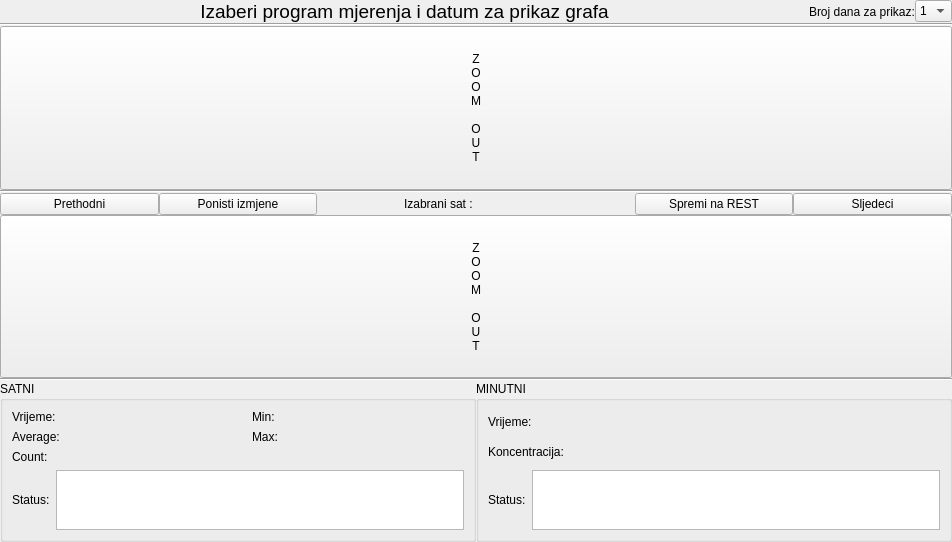
The window that app/view/ui_files/konc_graf_panel.ui (kluksa/kontrola-podataka) describes before a commit, drawn with Qt 5.
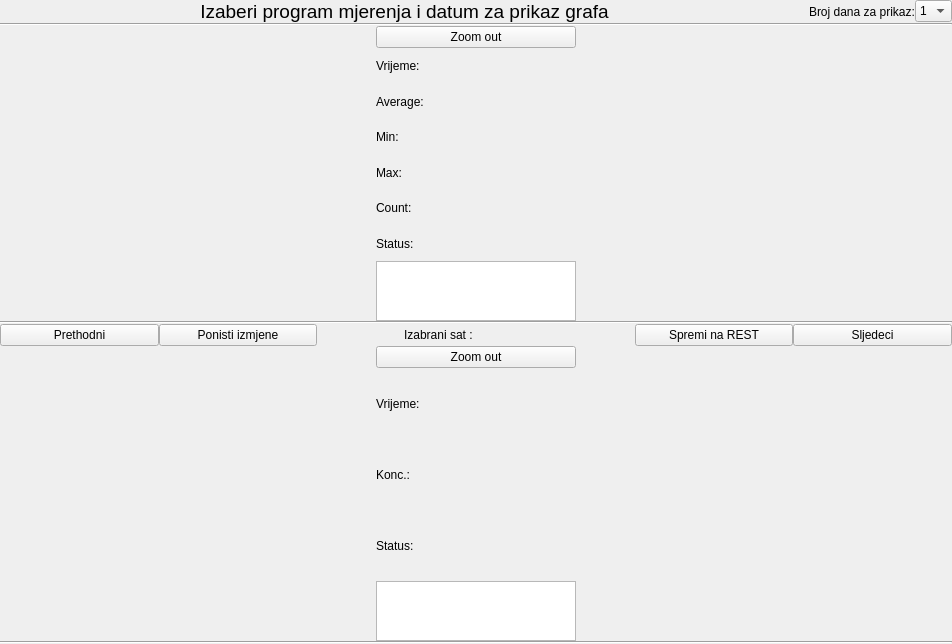
The same window after the commit.

Commit message:
korekcija gui, preformance fix
- promjena izgleda gumba za zoom out
- premjestanje podataka za satnu i minutnu tocku (vise vertikalnog
prostora za grafove)
- ubrzavanje citanja podataka u dokument. Znatno poboljsanje brzine.
-ispravak bugova (inicijalizacija legende...)

```diff
--- a/app/view/ui_files/konc_graf_panel.ui
+++ b/app/view/ui_files/konc_graf_panel.ui
@@ -7,7 +7,7 @@
     <x>0</x>
     <y>0</y>
     <width>952</width>
-    <height>542</height>
+    <height>644</height>
    </rect>
   </property>
   <property name="sizePolicy">
@@ -107,24 +107,277 @@
    <item>
     <layout class="QHBoxLayout" name="horizontalLayout_6">
      <item>
-      <widget class="QPushButton" name="zoomOutSatni">
-       <property name="sizePolicy">
-        <sizepolicy hsizetype="Minimum" vsizetype="MinimumExpanding">
-         <horstretch>0</horstretch>
-         <verstretch>0</verstretch>
-        </sizepolicy>
+      <layout class="QVBoxLayout" name="verticalLayout_4">
+       <property name="sizeConstraint">
+        <enum>QLayout::SetFixedSize</enum>
        </property>
-       <property name="text">
-        <string>Z
-O
-O
-M
-
-O
-U
-T</string>
-       </property>
-      </widget>
+       <item>
+        <widget class="QPushButton" name="zoomOutSatni">
+         <property name="sizePolicy">
+          <sizepolicy hsizetype="Minimum" vsizetype="Minimum">
+           <horstretch>0</horstretch>
+           <verstretch>0</verstretch>
+          </sizepolicy>
+         </property>
+         <property name="maximumSize">
+          <size>
+           <width>200</width>
+           <height>16777215</height>
+          </size>
+         </property>
+         <property name="text">
+          <string>Zoom out</string>
+         </property>
+        </widget>
+       </item>
+       <item>
+        <layout class="QGridLayout" name="gridLayout_3">
+         <property name="sizeConstraint">
+          <enum>QLayout::SetFixedSize</enum>
+         </property>
+         <property name="topMargin">
+          <number>0</number>
+         </property>
+         <property name="bottomMargin">
+          <number>0</number>
+         </property>
+         <item row="2" column="1">
+          <widget class="QLabel" name="satniMin">
+           <property name="sizePolicy">
+            <sizepolicy hsizetype="Fixed" vsizetype="MinimumExpanding">
+             <horstretch>0</horstretch>
+             <verstretch>0</verstretch>
+            </sizepolicy>
+           </property>
+           <property name="maximumSize">
+            <size>
+             <width>140</width>
+             <height>16777215</height>
+            </size>
+           </property>
+           <property name="text">
+            <string/>
+           </property>
+          </widget>
+         </item>
+         <item row="3" column="0">
+          <widget class="QLabel" name="label_9">
+           <property name="sizePolicy">
+            <sizepolicy hsizetype="Fixed" vsizetype="Preferred">
+             <horstretch>0</horstretch>
+             <verstretch>0</verstretch>
+            </sizepolicy>
+           </property>
+           <property name="maximumSize">
+            <size>
+             <width>60</width>
+             <height>16777215</height>
+            </size>
+           </property>
+           <property name="text">
+            <string>Max:</string>
+           </property>
+          </widget>
+         </item>
+         <item row="2" column="0">
+          <widget class="QLabel" name="label_7">
+           <property name="sizePolicy">
+            <sizepolicy hsizetype="Fixed" vsizetype="Preferred">
+             <horstretch>0</horstretch>
+             <verstretch>0</verstretch>
+            </sizepolicy>
+           </property>
+           <property name="maximumSize">
+            <size>
+             <width>60</width>
+             <height>16777215</height>
+            </size>
+           </property>
+           <property name="text">
+            <string>Min:</string>
+           </property>
+          </widget>
+         </item>
+         <item row="0" column="1">
+          <widget class="QLabel" name="satniVrijeme">
+           <property name="sizePolicy">
+            <sizepolicy hsizetype="Fixed" vsizetype="MinimumExpanding">
+             <horstretch>0</horstretch>
+             <verstretch>0</verstretch>
+            </sizepolicy>
+           </property>
+           <property name="maximumSize">
+            <size>
+             <width>140</width>
+             <height>16777215</height>
+            </size>
+           </property>
+           <property name="text">
+            <string/>
+           </property>
+          </widget>
+         </item>
+         <item row="4" column="1">
+          <widget class="QLabel" name="satniCount">
+           <property name="sizePolicy">
+            <sizepolicy hsizetype="Fixed" vsizetype="MinimumExpanding">
+             <horstretch>0</horstretch>
+             <verstretch>0</verstretch>
+            </sizepolicy>
+           </property>
+           <property name="maximumSize">
+            <size>
+             <width>140</width>
+             <height>16777215</height>
+            </size>
+           </property>
+           <property name="text">
+            <string/>
+           </property>
+          </widget>
+         </item>
+         <item row="0" column="0">
+          <widget class="QLabel" name="label_4">
+           <property name="sizePolicy">
+            <sizepolicy hsizetype="Fixed" vsizetype="Preferred">
+             <horstretch>0</horstretch>
+             <verstretch>0</verstretch>
+            </sizepolicy>
+           </property>
+           <property name="maximumSize">
+            <size>
+             <width>60</width>
+             <height>16777215</height>
+            </size>
+           </property>
+           <property name="text">
+            <string>Vrijeme:</string>
+           </property>
+          </widget>
+         </item>
+         <item row="4" column="0">
+          <widget class="QLabel" name="label_12">
+           <property name="sizePolicy">
+            <sizepolicy hsizetype="Fixed" vsizetype="MinimumExpanding">
+             <horstretch>0</horstretch>
+             <verstretch>0</verstretch>
+            </sizepolicy>
+           </property>
+           <property name="maximumSize">
+            <size>
+             <width>60</width>
+             <height>16777215</height>
+            </size>
+           </property>
+           <property name="text">
+            <string>Count:</string>
+           </property>
+          </widget>
+         </item>
+         <item row="3" column="1">
+          <widget class="QLabel" name="satniMax">
+           <property name="sizePolicy">
+            <sizepolicy hsizetype="Fixed" vsizetype="MinimumExpanding">
+             <horstretch>0</horstretch>
+             <verstretch>0</verstretch>
+            </sizepolicy>
+           </property>
+           <property name="maximumSize">
+            <size>
+             <width>140</width>
+             <height>16777215</height>
+            </size>
+           </property>
+           <property name="text">
+            <string/>
+           </property>
+          </widget>
+         </item>
+         <item row="5" column="0">
+          <widget class="QLabel" name="label_2">
+           <property name="sizePolicy">
+            <sizepolicy hsizetype="Fixed" vsizetype="MinimumExpanding">
+             <horstretch>0</horstretch>
+             <verstretch>0</verstretch>
+            </sizepolicy>
+           </property>
+           <property name="maximumSize">
+            <size>
+             <width>60</width>
+             <height>16777215</height>
+            </size>
+           </property>
+           <property name="text">
+            <string>Status:</string>
+           </property>
+          </widget>
+         </item>
+         <item row="1" column="0">
+          <widget class="QLabel" name="label_6">
+           <property name="sizePolicy">
+            <sizepolicy hsizetype="Fixed" vsizetype="Preferred">
+             <horstretch>0</horstretch>
+             <verstretch>0</verstretch>
+            </sizepolicy>
+           </property>
+           <property name="maximumSize">
+            <size>
+             <width>60</width>
+             <height>16777215</height>
+            </size>
+           </property>
+           <property name="text">
+            <string>Average:</string>
+           </property>
+          </widget>
+         </item>
+         <item row="1" column="1">
+          <widget class="QLabel" name="satniAverage">
+           <property name="sizePolicy">
+            <sizepolicy hsizetype="Fixed" vsizetype="MinimumExpanding">
+             <horstretch>0</horstretch>
+             <verstretch>0</verstretch>
+            </sizepolicy>
+           </property>
+           <property name="maximumSize">
+            <size>
+             <width>140</width>
+             <height>16777215</height>
+            </size>
+           </property>
+           <property name="text">
+            <string/>
+           </property>
+          </widget>
+         </item>
+        </layout>
+       </item>
+       <item>
+        <widget class="QPlainTextEdit" name="satniStatus">
+         <property name="sizePolicy">
+          <sizepolicy hsizetype="Minimum" vsizetype="MinimumExpanding">
+           <horstretch>0</horstretch>
+           <verstretch>0</verstretch>
+          </sizepolicy>
+         </property>
+         <property name="minimumSize">
+          <size>
+           <width>0</width>
+           <height>60</height>
+          </size>
+         </property>
+         <property name="maximumSize">
+          <size>
+           <width>200</width>
+           <height>60</height>
+          </size>
+         </property>
+         <property name="readOnly">
+          <bool>true</bool>
+         </property>
+        </widget>
+       </item>
+      </layout>
      </item>
      <item>
       <layout class="QVBoxLayout" name="verticalLayoutSatni">
@@ -197,36 +450,169 @@
    <item>
     <layout class="QHBoxLayout" name="horizontalLayout_7">
      <item>
-      <widget class="QPushButton" name="zoomOutMinutni">
-       <property name="sizePolicy">
-        <sizepolicy hsizetype="Minimum" vsizetype="MinimumExpanding">
-         <horstretch>0</horstretch>
-         <verstretch>0</verstretch>
-        </sizepolicy>
-       </property>
-       <property name="autoFillBackground">
-        <bool>false</bool>
-       </property>
-       <property name="text">
-        <string>Z
-O
-O
-M
-
-O
-U
-T</string>
-       </property>
-       <property name="autoDefault">
-        <bool>false</bool>
-       </property>
-       <property name="default">
-        <bool>false</bool>
-       </property>
-       <property name="flat">
-        <bool>false</bool>
-       </property>
-      </widget>
+      <layout class="QVBoxLayout" name="verticalLayout_2">
+       <item>
+        <widget class="QPushButton" name="zoomOutMinutni">
+         <property name="sizePolicy">
+          <sizepolicy hsizetype="Fixed" vsizetype="Fixed">
+           <horstretch>0</horstretch>
+           <verstretch>0</verstretch>
+          </sizepolicy>
+         </property>
+         <property name="maximumSize">
+          <size>
+           <width>200</width>
+           <height>16777215</height>
+          </size>
+         </property>
+         <property name="autoFillBackground">
+          <bool>false</bool>
+         </property>
+         <property name="text">
+          <string>Zoom out</string>
+         </property>
+         <property name="autoDefault">
+          <bool>false</bool>
+         </property>
+         <property name="default">
+          <bool>false</bool>
+         </property>
+         <property name="flat">
+          <bool>false</bool>
+         </property>
+        </widget>
+       </item>
+       <item>
+        <layout class="QGridLayout" name="gridLayout">
+         <property name="topMargin">
+          <number>0</number>
+         </property>
+         <property name="bottomMargin">
+          <number>0</number>
+         </property>
+         <item row="2" column="1">
+          <widget class="QLabel" name="minutniKoncentracija">
+           <property name="sizePolicy">
+            <sizepolicy hsizetype="Minimum" vsizetype="MinimumExpanding">
+             <horstretch>0</horstretch>
+             <verstretch>0</verstretch>
+            </sizepolicy>
+           </property>
+           <property name="maximumSize">
+            <size>
+             <width>140</width>
+             <height>16777215</height>
+            </size>
+           </property>
+           <property name="text">
+            <string/>
+           </property>
+          </widget>
+         </item>
+         <item row="2" column="0">
+          <widget class="QLabel" name="label_20">
+           <property name="sizePolicy">
+            <sizepolicy hsizetype="Minimum" vsizetype="MinimumExpanding">
+             <horstretch>0</horstretch>
+             <verstretch>0</verstretch>
+            </sizepolicy>
+           </property>
+           <property name="maximumSize">
+            <size>
+             <width>60</width>
+             <height>16777215</height>
+            </size>
+           </property>
+           <property name="text">
+            <string>Konc.:</string>
+           </property>
+          </widget>
+         </item>
+         <item row="3" column="0">
+          <widget class="QLabel" name="label_16">
+           <property name="sizePolicy">
+            <sizepolicy hsizetype="Minimum" vsizetype="MinimumExpanding">
+             <horstretch>0</horstretch>
+             <verstretch>0</verstretch>
+            </sizepolicy>
+           </property>
+           <property name="maximumSize">
+            <size>
+             <width>60</width>
+             <height>16777215</height>
+            </size>
+           </property>
+           <property name="text">
+            <string>Status:</string>
+           </property>
+          </widget>
+         </item>
+         <item row="1" column="1">
+          <widget class="QLabel" name="minutniVrijeme">
+           <property name="sizePolicy">
+            <sizepolicy hsizetype="Minimum" vsizetype="MinimumExpanding">
+             <horstretch>0</horstretch>
+             <verstretch>0</verstretch>
+            </sizepolicy>
+           </property>
+           <property name="maximumSize">
+            <size>
+             <width>140</width>
+             <height>16777215</height>
+            </size>
+           </property>
+           <property name="text">
+            <string/>
+           </property>
+          </widget>
+         </item>
+         <item row="1" column="0">
+          <widget class="QLabel" name="label_18">
+           <property name="sizePolicy">
+            <sizepolicy hsizetype="Minimum" vsizetype="MinimumExpanding">
+             <horstretch>0</horstretch>
+             <verstretch>0</verstretch>
+            </sizepolicy>
+           </property>
+           <property name="maximumSize">
+            <size>
+             <width>60</width>
+             <height>16777215</height>
+            </size>
+           </property>
+           <property name="text">
+            <string>Vrijeme:</string>
+           </property>
+          </widget>
+         </item>
+        </layout>
+       </item>
+       <item>
+        <widget class="QPlainTextEdit" name="minutniStatus">
+         <property name="sizePolicy">
+          <sizepolicy hsizetype="Minimum" vsizetype="MinimumExpanding">
+           <horstretch>0</horstretch>
+           <verstretch>0</verstretch>
+          </sizepolicy>
+         </property>
+         <property name="minimumSize">
+          <size>
+           <width>0</width>
+           <height>60</height>
+          </size>
+         </property>
+         <property name="maximumSize">
+          <size>
+           <width>200</width>
+           <height>60</height>
+          </size>
+         </property>
+         <property name="readOnly">
+          <bool>true</bool>
+         </property>
+        </widget>
+       </item>
+      </layout>
      </item>
      <item>
       <layout class="QVBoxLayout" name="verticalLayoutMinutni">
@@ -248,312 +634,7 @@
     </widget>
    </item>
    <item>
-    <layout class="QHBoxLayout" name="horizontalLayout_2">
-     <item>
-      <widget class="QGroupBox" name="groupBox_2">
-       <property name="sizePolicy">
-        <sizepolicy hsizetype="Preferred" vsizetype="Minimum">
-         <horstretch>0</horstretch>
-         <verstretch>0</verstretch>
-        </sizepolicy>
-       </property>
-       <property name="title">
-        <string>SATNI</string>
-       </property>
-       <layout class="QVBoxLayout" name="verticalLayout_2">
-        <item>
-         <layout class="QGridLayout" name="gridLayout">
-          <item row="1" column="2">
-           <widget class="QLabel" name="label_9">
-            <property name="sizePolicy">
-             <sizepolicy hsizetype="Minimum" vsizetype="Preferred">
-              <horstretch>0</horstretch>
-              <verstretch>0</verstretch>
-             </sizepolicy>
-            </property>
-            <property name="text">
-             <string>Max:</string>
-            </property>
-           </widget>
-          </item>
-          <item row="0" column="1">
-           <widget class="QLabel" name="satniVrijeme">
-            <property name="sizePolicy">
-             <sizepolicy hsizetype="MinimumExpanding" vsizetype="Preferred">
-              <horstretch>0</horstretch>
-              <verstretch>0</verstretch>
-             </sizepolicy>
-            </property>
-            <property name="text">
-             <string/>
-            </property>
-           </widget>
-          </item>
-          <item row="0" column="0">
-           <widget class="QLabel" name="label_4">
-            <property name="sizePolicy">
-             <sizepolicy hsizetype="Minimum" vsizetype="Preferred">
-              <horstretch>0</horstretch>
-              <verstretch>0</verstretch>
-             </sizepolicy>
-            </property>
-            <property name="text">
-             <string>Vrijeme:</string>
-            </property>
-           </widget>
-          </item>
-          <item row="1" column="0">
-           <widget class="QLabel" name="label_6">
-            <property name="sizePolicy">
-             <sizepolicy hsizetype="Minimum" vsizetype="Preferred">
-              <horstretch>0</horstretch>
-              <verstretch>0</verstretch>
-             </sizepolicy>
-            </property>
-            <property name="text">
-             <string>Average:</string>
-            </property>
-           </widget>
-          </item>
-          <item row="1" column="1">
-           <widget class="QLabel" name="satniAverage">
-            <property name="sizePolicy">
-             <sizepolicy hsizetype="MinimumExpanding" vsizetype="Preferred">
-              <horstretch>0</horstretch>
-              <verstretch>0</verstretch>
-             </sizepolicy>
-            </property>
-            <property name="text">
-             <string/>
-            </property>
-           </widget>
-          </item>
-          <item row="0" column="2">
-           <widget class="QLabel" name="label_7">
-            <property name="sizePolicy">
-             <sizepolicy hsizetype="Minimum" vsizetype="Preferred">
-              <horstretch>0</horstretch>
-              <verstretch>0</verstretch>
-             </sizepolicy>
-            </property>
-            <property name="text">
-             <string>Min:</string>
-            </property>
-           </widget>
-          </item>
-          <item row="0" column="3">
-           <widget class="QLabel" name="satniMin">
-            <property name="sizePolicy">
-             <sizepolicy hsizetype="MinimumExpanding" vsizetype="Preferred">
-              <horstretch>0</horstretch>
-              <verstretch>0</verstretch>
-             </sizepolicy>
-            </property>
-            <property name="text">
-             <string/>
-            </property>
-           </widget>
-          </item>
-          <item row="1" column="3">
-           <widget class="QLabel" name="satniMax">
-            <property name="sizePolicy">
-             <sizepolicy hsizetype="MinimumExpanding" vsizetype="Preferred">
-              <horstretch>0</horstretch>
-              <verstretch>0</verstretch>
-             </sizepolicy>
-            </property>
-            <property name="text">
-             <string/>
-            </property>
-           </widget>
-          </item>
-          <item row="2" column="0">
-           <widget class="QLabel" name="label_12">
-            <property name="sizePolicy">
-             <sizepolicy hsizetype="Minimum" vsizetype="Preferred">
-              <horstretch>0</horstretch>
-              <verstretch>0</verstretch>
-             </sizepolicy>
-            </property>
-            <property name="text">
-             <string>Count:</string>
-            </property>
-           </widget>
-          </item>
-          <item row="2" column="1">
-           <widget class="QLabel" name="satniCount">
-            <property name="sizePolicy">
-             <sizepolicy hsizetype="MinimumExpanding" vsizetype="Preferred">
-              <horstretch>0</horstretch>
-              <verstretch>0</verstretch>
-             </sizepolicy>
-            </property>
-            <property name="text">
-             <string/>
-            </property>
-           </widget>
-          </item>
-         </layout>
-        </item>
-        <item>
-         <layout class="QHBoxLayout" name="horizontalLayout_3">
-          <item>
-           <widget class="QLabel" name="label_2">
-            <property name="sizePolicy">
-             <sizepolicy hsizetype="Minimum" vsizetype="Preferred">
-              <horstretch>0</horstretch>
-              <verstretch>0</verstretch>
-             </sizepolicy>
-            </property>
-            <property name="text">
-             <string>Status:</string>
-            </property>
-           </widget>
-          </item>
-          <item>
-           <widget class="QPlainTextEdit" name="satniStatus">
-            <property name="sizePolicy">
-             <sizepolicy hsizetype="Expanding" vsizetype="Fixed">
-              <horstretch>0</horstretch>
-              <verstretch>0</verstretch>
-             </sizepolicy>
-            </property>
-            <property name="minimumSize">
-             <size>
-              <width>0</width>
-              <height>60</height>
-             </size>
-            </property>
-            <property name="maximumSize">
-             <size>
-              <width>16777215</width>
-              <height>60</height>
-             </size>
-            </property>
-            <property name="readOnly">
-             <bool>true</bool>
-            </property>
-           </widget>
-          </item>
-         </layout>
-        </item>
-       </layout>
-      </widget>
-     </item>
-     <item>
-      <widget class="QGroupBox" name="groupBox">
-       <property name="sizePolicy">
-        <sizepolicy hsizetype="Preferred" vsizetype="Minimum">
-         <horstretch>0</horstretch>
-         <verstretch>0</verstretch>
-        </sizepolicy>
-       </property>
-       <property name="title">
-        <string>MINUTNI</string>
-       </property>
-       <layout class="QVBoxLayout" name="verticalLayout_3">
-        <item>
-         <layout class="QGridLayout" name="gridLayout_2">
-          <item row="1" column="1">
-           <widget class="QLabel" name="minutniKoncentracija">
-            <property name="sizePolicy">
-             <sizepolicy hsizetype="MinimumExpanding" vsizetype="Preferred">
-              <horstretch>0</horstretch>
-              <verstretch>0</verstretch>
-             </sizepolicy>
-            </property>
-            <property name="text">
-             <string/>
-            </property>
-           </widget>
-          </item>
-          <item row="0" column="0">
-           <widget class="QLabel" name="label_18">
-            <property name="sizePolicy">
-             <sizepolicy hsizetype="Minimum" vsizetype="Preferred">
-              <horstretch>0</horstretch>
-              <verstretch>0</verstretch>
-             </sizepolicy>
-            </property>
-            <property name="text">
-             <string>Vrijeme:</string>
-            </property>
-           </widget>
-          </item>
-          <item row="1" column="0">
-           <widget class="QLabel" name="label_20">
-            <property name="sizePolicy">
-             <sizepolicy hsizetype="Minimum" vsizetype="Preferred">
-              <horstretch>0</horstretch>
-              <verstretch>0</verstretch>
-             </sizepolicy>
-            </property>
-            <property name="text">
-             <string>Koncentracija:</string>
-            </property>
-           </widget>
-          </item>
-          <item row="0" column="1">
-           <widget class="QLabel" name="minutniVrijeme">
-            <property name="sizePolicy">
-             <sizepolicy hsizetype="MinimumExpanding" vsizetype="Preferred">
-              <horstretch>0</horstretch>
-              <verstretch>0</verstretch>
-             </sizepolicy>
-            </property>
-            <property name="text">
-             <string/>
-            </property>
-           </widget>
-          </item>
-         </layout>
-        </item>
-        <item>
-         <layout class="QHBoxLayout" name="horizontalLayout_4">
-          <item>
-           <widget class="QLabel" name="label_16">
-            <property name="sizePolicy">
-             <sizepolicy hsizetype="Minimum" vsizetype="Preferred">
-              <horstretch>0</horstretch>
-              <verstretch>0</verstretch>
-             </sizepolicy>
-            </property>
-            <property name="text">
-             <string>Status:</string>
-            </property>
-           </widget>
-          </item>
-          <item>
-           <widget class="QPlainTextEdit" name="minutniStatus">
-            <property name="sizePolicy">
-             <sizepolicy hsizetype="Expanding" vsizetype="Fixed">
-              <horstretch>0</horstretch>
-              <verstretch>0</verstretch>
-             </sizepolicy>
-            </property>
-            <property name="minimumSize">
-             <size>
-              <width>0</width>
-              <height>60</height>
-             </size>
-            </property>
-            <property name="maximumSize">
-             <size>
-              <width>16777215</width>
-              <height>60</height>
-             </size>
-            </property>
-            <property name="readOnly">
-             <bool>true</bool>
-            </property>
-           </widget>
-          </item>
-         </layout>
-        </item>
-       </layout>
-      </widget>
-     </item>
-    </layout>
+    <layout class="QHBoxLayout" name="horizontalLayout_2"/>
    </item>
   </layout>
  </widget>
```
The commit also changes 5 other files.
